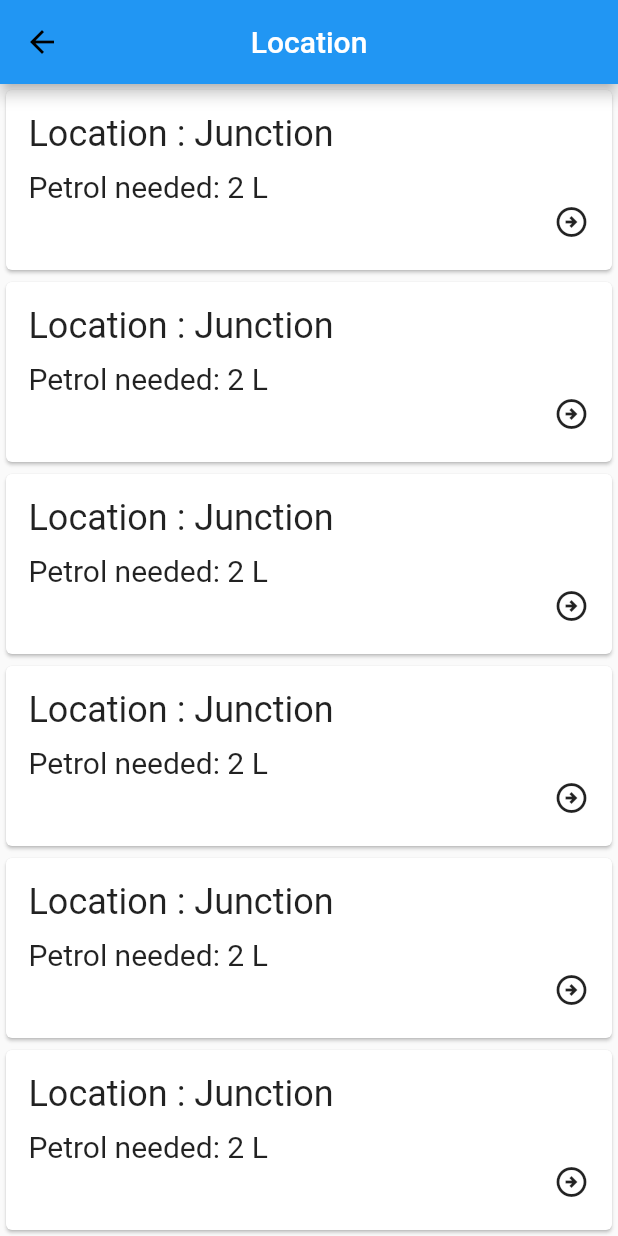
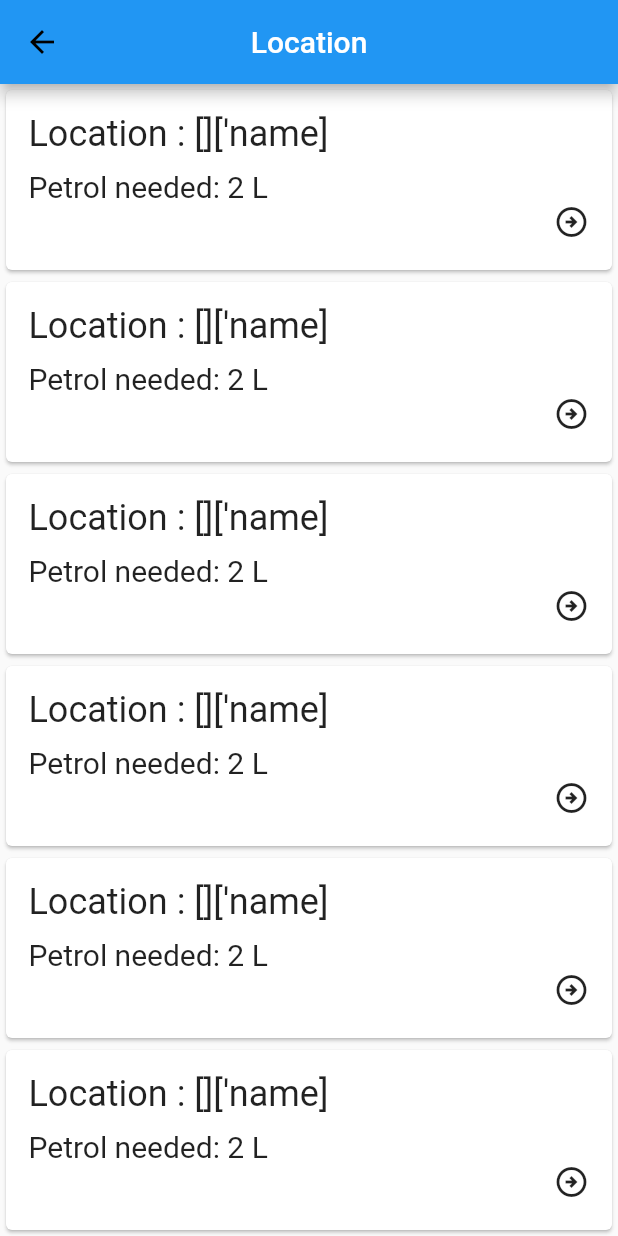
Before and after one commit to vikepk/out_of_gas, a Flutter app: the screen it shows after launch, after a tap on "Helper", on a phone screen of 412 x 824 dp. Run offline on Flutter 3.47's test engine with Material 2 defaults, Android fonts, the phone set to English and light mode, and no system bars; our stand-ins replace firebase_core, firebase_database, geolocator; accounts and stored records are empty.

Commit message:
data retived have to be formatted

```diff
--- a/lib/pages/first_page.dart
+++ b/lib/pages/first_page.dart
@@ -22,7 +22,6 @@ class _HomePageState extends State<HomePage> {
   @override
   void initState() {
     super.initState();
-    dbRef = FirebaseDatabase.instance.ref().child('users');
   }
 
   @override
@@ -72,20 +71,6 @@ class _HomePageState extends State<HomePage> {
                       style: TextStyle(color: Colors.white),
                     ),
                   ),
-                  TextField(
-                    controller: name1,
-                    keyboardType: TextInputType.text,
-                    decoration: InputDecoration(labelText: "Name"),
-                  ),
-                  MaterialButton(
-                    onPressed: () {
-                      var Name = {'name': name1.text};
-                      dbRef.push().set(Name);
-                      print(Name);
-                    },
-                    child: Text("Insert"),
-                    color: Colors.amber,
-                  ),
                 ],
               ),
             ),
--- a/lib/pages/helper_page.dart
+++ b/lib/pages/helper_page.dart
@@ -1,3 +1,6 @@
+import 'dart:async';
+
+import 'package:firebase_database/firebase_database.dart';
 import 'package:flutter/material.dart';
 
 import 'package:out_of_gas/splash_screen.dart';
@@ -7,6 +10,9 @@ import 'package:out_of_gas/services/current_location.dart';
 import 'package:out_of_gas/services/map_utils.dart';
 import 'package:out_of_gas/services/map.dart';
 import 'package:out_of_gas/pages/first_page.dart';
+
+import 'package:http/http.dart' as http;
+import 'dart:convert';
 
 const String location = "Junction";
 
@@ -18,6 +24,53 @@ class Helper extends StatefulWidget {
 }
 
 class _HelperState extends State<Helper> {
+  DatabaseReference dbRef = FirebaseDatabase.instance.ref().child("users");
+  List myList = [];
+
+  void initState() {
+    super.initState();
+    readData();
+  }
+
+  bool isLoading = true;
+  List<String> list = [];
+
+  void readData() async {
+    DatabaseEvent event = await dbRef.once();
+
+    //print(event.snapshot.value);
+    var users = event.snapshot.value;
+
+    print(users);
+    String data = users.toString();
+    print(data);
+
+    // Please replace the Database URL
+    // which we will get in “Add Realtime Database”
+    // step with DatabaseURL
+
+    //   var url = "" + "data.json";
+    //   // Do not remove “data.json”,keep it as it is
+    //   try {
+    //     final response = await http.get(Uri.parse(url));
+    //     final extractedData = json.decode(response.body);
+    //     print(extractedData);
+    //     if (extractedData == null) {
+    //       return;
+    //     }
+
+    //     extractedData.forEach((blogId, blogData) {
+    //       list.add(blogData['name']);
+    //     });
+
+    //     setState(() {
+    //       isLoading = false;
+    //     });
+    //   } catch (error) {
+    //     throw error;
+    // // }
+  }
+
   @override
   Widget build(BuildContext context) {
     return Scaffold(
@@ -48,7 +101,7 @@ class _HelperState extends State<Helper> {
                         alignment: Alignment.centerLeft,
                         child: Text(
                           //(position + 1 ).toString(),
-                          "Location :" + " $location",
+                          "Location :" + " $list['name]",
                           style: TextStyle(fontSize: 24.0),
                         ),
                       ),
--- a/pubspec.yaml
+++ b/pubspec.yaml
@@ -41,6 +41,7 @@ dependencies:
   url_launcher: ^6.1.10
   firebase_core: ^2.10.0
   firebase_database: ^10.1.1
+  http: ^0.13.5
 
 
 dev_dependencies:
```
Also changed, not shown: pubspec.lock.
